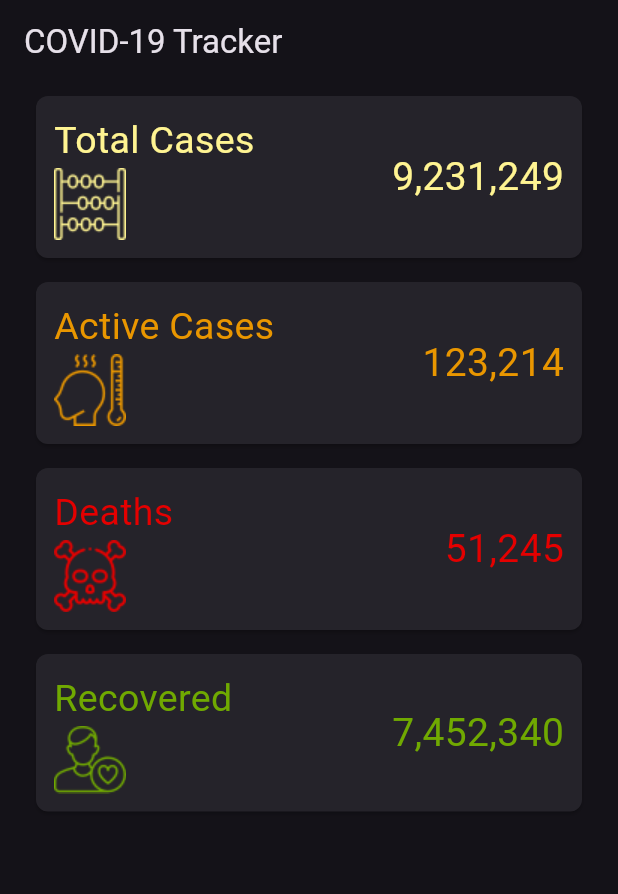
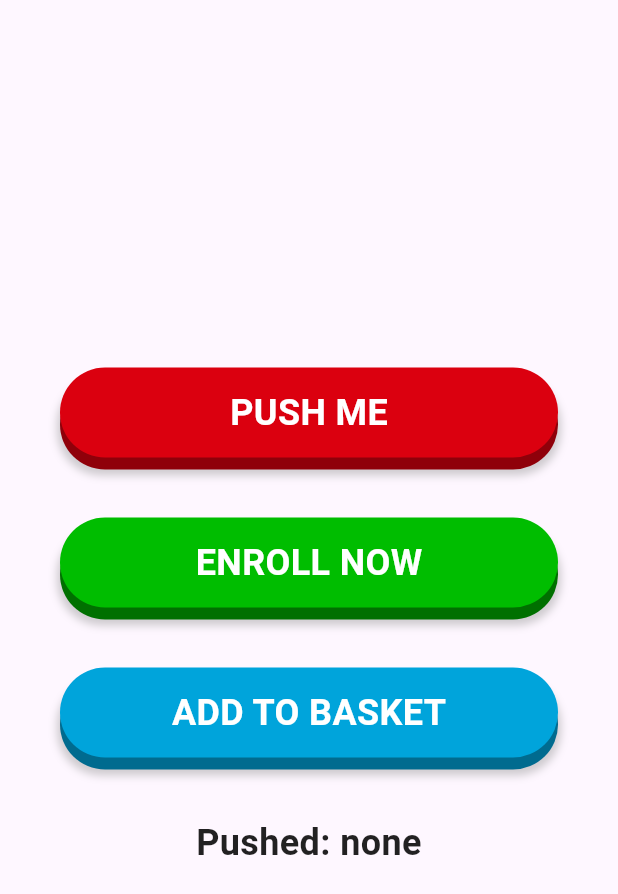
Before and after one commit to Sun-Kwak/ui_challenge_002, a Flutter app: the screen it shows after launch, on a phone screen of 412 x 824 dp. Shown: the top 894 px of the screen. Run offline on Flutter 3.47's test engine with Material 3 defaults, Android fonts, the light colour scheme and no system bars; our stand-ins replace flutter_svg.

Commit message:
기능 구현

```diff
--- a/lib/004/dash_board.dart
+++ b/lib/004/dash_board.dart
@@ -1,6 +1,20 @@
 import 'package:flutter/material.dart';
 import 'package:intl/intl.dart';
 import 'package:ui_challenge_002/main.dart';
+
+/// A type representing the various available data points
+enum DataPoint {
+  casesTotal('Total Cases', 'assets/count.png', Color(0xFFFFF492)),
+  casesActive('Active Cases', 'assets/fever.png', Color(0xFFE99600)),
+  deaths('Deaths', 'assets/death.png', Color(0xFFE40000)),
+  recovered('Recovered', 'assets/patient.png', Color(0xFF70A901));
+
+  const DataPoint(this.name, this.assetPath, this.color);
+  final String name;
+  final String assetPath;
+  final Color color;
+}
+
 
 class Dashboard extends StatelessWidget {
   const Dashboard({Key? key}) : super(key: key);
--- a/lib/main.dart
+++ b/lib/main.dart
@@ -1,46 +1,27 @@
 import 'package:flutter/material.dart';
-import 'package:ui_challenge_002/004/dash_board.dart'; // intl 패키지 추가
-
-/// A type representing the various available data points
-enum DataPoint {
-  casesTotal('Total Cases', 'assets/count.png', Color(0xFFFFF492)),
-  casesActive('Active Cases', 'assets/fever.png', Color(0xFFE99600)),
-  deaths('Deaths', 'assets/death.png', Color(0xFFE40000)),
-  recovered('Recovered', 'assets/patient.png', Color(0xFF70A901));
-
-  const DataPoint(this.name, this.assetPath, this.color);
-  final String name;
-  final String assetPath;
-  final Color color;
-}
 
 void main() {
   runApp(const MainApp());
 }
 
 class MainApp extends StatelessWidget {
-  const MainApp({Key? key}) : super(key: key);
+  const MainApp({super.key});
 
   @override
   Widget build(BuildContext context) {
-    return MaterialApp(
+    return const MaterialApp(
       debugShowCheckedModeBanner: false,
-      themeMode: ThemeMode.dark,
-      theme: ThemeData.dark(),
       home: Scaffold(
-        appBar: AppBar(
-          title: const Text('COVID-19 Tracker'),
-        ),
-        body: const Padding(
-          padding: EdgeInsets.symmetric(horizontal: 16.0),
+        body: Padding(
+          padding: EdgeInsets.all(16.0),
           // Use Center as layout has unconstrained width (loose constraints),
           // together with SizedBox to specify the max width (tight constraints)
           // See this thread for more info:
           // https://twitter.com/biz84/status/1445400059894542337
           child: Center(
             child: SizedBox(
-              width: 500, // max allowed width
-              child: Dashboard(),
+              width: 400, // max allowed width
+              child: PushableButtonPage(),
             ),
           ),
         ),
@@ -48,3 +29,191 @@ class MainApp extends StatelessWidget {
     );
   }
 }
+
+class PushableButtonPage extends StatefulWidget {
+  const PushableButtonPage({super.key});
+
+  @override
+  State<PushableButtonPage> createState() => _PushableButtonPageState();
+}
+
+class _PushableButtonPageState extends State<PushableButtonPage> {
+  String _selection = 'none';
+
+  @override
+  Widget build(BuildContext context) {
+    const textStyle = TextStyle(
+      color: Colors.white,
+      fontSize: 24,
+      fontWeight: FontWeight.bold,
+    );
+    final shadow = BoxShadow(
+      color: Colors.grey.withOpacity(0.5),
+      spreadRadius: 2,
+      blurRadius: 4,
+      offset: const Offset(0, 2),
+    );
+    return Scaffold(
+      body: Center(
+        child: Padding(
+          padding: const EdgeInsets.all(24.0),
+          child: Column(
+            mainAxisSize: MainAxisSize.min,
+            mainAxisAlignment: MainAxisAlignment.center,
+            crossAxisAlignment: CrossAxisAlignment.stretch,
+            children: [
+              PushableButton(
+                height: 60,
+                elevation: 8,
+                hslColor: const HSLColor.fromAHSL(1.0, 356, 1.0, 0.43),
+                shadow: shadow,
+                onPressed: () => setState(() => _selection = '1'),
+                child: const Text('PUSH ME', style: textStyle),
+              ),
+              const SizedBox(height: 32),
+              PushableButton(
+                height: 60,
+                elevation: 8,
+                hslColor: const HSLColor.fromAHSL(1.0, 120, 1.0, 0.37),
+                shadow: shadow,
+                onPressed: () => setState(() => _selection = '2'),
+                child: const Text('ENROLL NOW', style: textStyle),
+              ),
+              const SizedBox(height: 32),
+              PushableButton(
+                height: 60,
+                elevation: 8,
+                hslColor: const HSLColor.fromAHSL(1.0, 195, 1.0, 0.43),
+                shadow: shadow,
+                onPressed: () => setState(() => _selection = '3'),
+                child: const Text('ADD TO BASKET', style: textStyle),
+              ),
+              const SizedBox(height: 32),
+              Text(
+                'Pushed: $_selection',
+                style: textStyle.copyWith(color: Colors.black87),
+                textAlign: TextAlign.center,
+              ),
+            ],
+          ),
+        ),
+      ),
+    );
+  }
+}
+
+/// A widget to show a "3D" pushable button
+class PushableButton extends StatefulWidget {
+  const PushableButton({
+    super.key,
+    this.child,
+    required this.hslColor,
+    required this.height,
+    this.elevation = 8.0,
+    this.shadow,
+    this.onPressed,
+  }) : assert(height > 0);
+
+  /// child widget (normally a Text or Icon)
+  final Widget? child;
+
+  /// Color of the top layer
+  /// The color of the bottom layer is derived by decreasing the luminosity by 0.15
+  final HSLColor hslColor;
+
+  /// height of the top layer
+  final double height;
+
+  /// elevation or "gap" between the top and bottom layer
+  final double elevation;
+
+  /// An optional shadow to make the button look better
+  /// This is added to the bottom layer only
+  final BoxShadow? shadow;
+
+  /// button pressed callback
+  final VoidCallback? onPressed;
+
+  @override
+  State<PushableButton> createState() => _PushableButtonState();
+}
+
+class _PushableButtonState extends State<PushableButton>
+    with SingleTickerProviderStateMixin {
+  late double _elevation;
+  late AnimationController _controller;
+  late Animation<double> animation;
+
+  @override
+  void initState() {
+    _elevation = widget.elevation;
+    _controller = AnimationController(
+      vsync: this,
+      duration: const Duration(milliseconds: 100),
+    );
+    animation =
+    Tween<double>(begin: 0, end: 1).animate(_controller)
+      ..addListener(() {
+        setState(() {});
+      });
+    super.initState();
+  }
+
+  @override
+  Widget build(BuildContext context) {
+    // TODO: replace with custom button UI and animations
+    return AnimatedBuilder(animation: animation, builder: (context, child) {
+      final top = animation.value*widget.elevation;
+      return GestureDetector(
+        onTap: widget.onPressed,
+        onTapDown: (_) =>
+            setState(() {
+              _controller.forward(from: 0);
+            }),
+        onTapUp: (_) =>
+            setState(() {
+              _controller.reverse(from: 1);
+            }),
+        child: LayoutBuilder(
+          builder: (context,constraint){
+            return SizedBox(
+              height: widget.height + widget.elevation,
+              width: constraint.maxWidth,
+              child: Stack(
+                children: [
+                  Positioned.fill(
+                    top: widget.elevation,
+                    child: Container(
+                      height: widget.height,
+                      decoration: BoxDecoration(
+                        color: widget.hslColor.withLightness(
+                          (widget.hslColor.lightness - 0.15).clamp(0.0, 1.0),
+                        ).toColor(),
+                        borderRadius: BorderRadius.circular(widget.height / 2),
+                        boxShadow: widget.shadow != null
+                            ? [widget.shadow!]
+                            : null,
+                      ),
+                    ),
+                  ),
+                  Positioned(
+                    top: top,
+                    child: Container(
+                      height: widget.height,
+                      width: constraint.maxWidth,
+                      decoration: BoxDecoration(
+                        color: widget.hslColor.toColor(),
+                        borderRadius: BorderRadius.circular(widget.height / 2),
+                      ),
+                      child: Center(child: widget.child),
+                    ),
+                  ),
+                ],
+              ),
+            );
+          },
+        ),
+      );
+    });
+  }
+}
```
